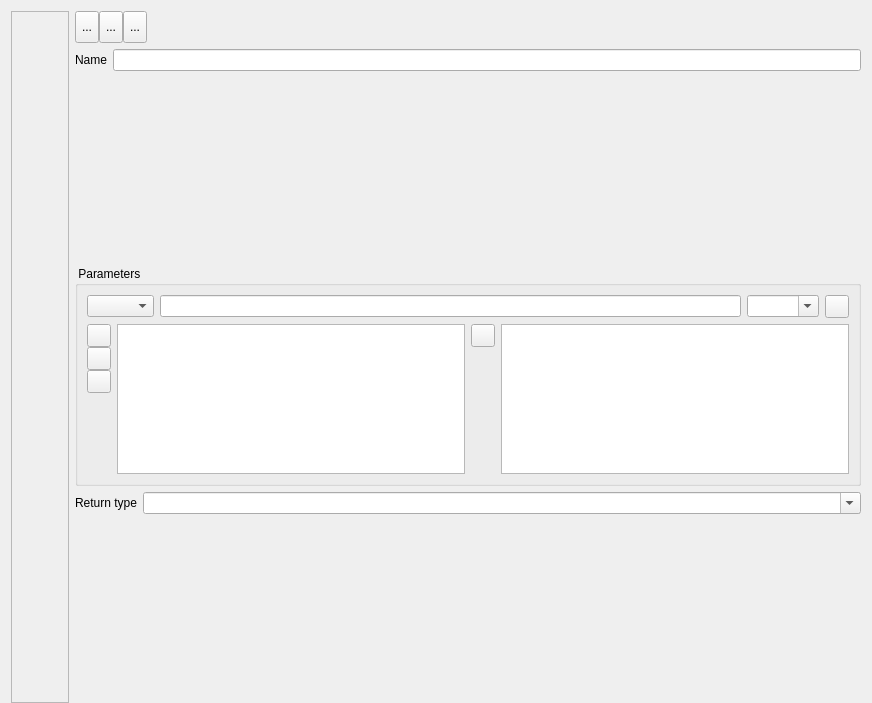
First picture: the form in src/gui/ProcedureForm.ui, repository fritzone/ddm, before the edit.
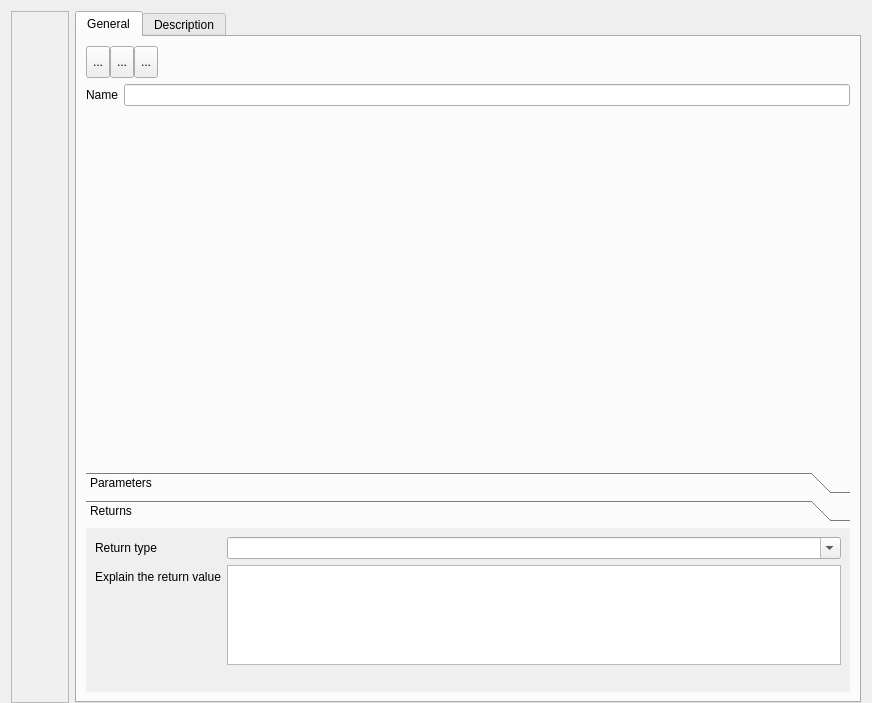
Second picture: the form after the edit. The open tabs and pages were chosen to show the change. Icons and pictures are not drawn.

Commit message: more procedure gui nicfication

```diff
--- a/src/gui/ProcedureForm.ui
+++ b/src/gui/ProcedureForm.ui
@@ -112,6 +112,16 @@
        <number>0</number>
       </property>
       <item>
+       <widget class="QTabWidget" name="tabWidget">
+        <property name="currentIndex">
+         <number>0</number>
+        </property>
+        <widget class="QWidget" name="tab">
+         <attribute name="title">
+          <string>General</string>
+         </attribute>
+         <layout class="QVBoxLayout" name="verticalLayout_6">
+          <item>
        <layout class="QHBoxLayout" name="horizontalLayout_3">
         <property name="spacing">
          <number>0</number>
@@ -136,8 +146,8 @@
           </property>
           <property name="iconSize">
            <size>
-            <width>16</width>
-            <height>16</height>
+                <width>24</width>
+                <height>24</height>
            </size>
           </property>
          </widget>
@@ -182,8 +192,8 @@
           </property>
           <property name="iconSize">
            <size>
-            <width>16</width>
-            <height>16</height>
+                <width>24</width>
+                <height>24</height>
            </size>
           </property>
          </widget>
@@ -221,16 +231,35 @@
        </layout>
       </item>
       <item>
-       <widget class="QGroupBox" name="grpParameters">
+           <widget class="QToolBox" name="grpParameters">
+            <property name="sizePolicy">
+             <sizepolicy hsizetype="Preferred" vsizetype="Fixed">
+              <horstretch>0</horstretch>
+              <verstretch>0</verstretch>
+             </sizepolicy>
+            </property>
         <property name="maximumSize">
          <size>
           <width>16777215</width>
           <height>220</height>
          </size>
         </property>
-        <property name="title">
-         <string> Parameters </string>
-        </property>
+            <widget class="QWidget" name="grpParametersPage1">
+             <property name="geometry">
+              <rect>
+               <x>0</x>
+               <y>0</y>
+               <width>767</width>
+               <height>160</height>
+              </rect>
+             </property>
+             <attribute name="icon">
+              <iconset resource="../dbm.qrc">
+               <normaloff>:/images/actions/images/small/advanced-icon.png</normaloff>:/images/actions/images/small/advanced-icon.png</iconset>
+             </attribute>
+             <attribute name="label">
+              <string>Parameters</string>
+             </attribute>
         <layout class="QVBoxLayout" name="verticalLayout_3">
          <item>
           <layout class="QHBoxLayout" name="horizontalLayout_5">
@@ -347,7 +376,13 @@
             </layout>
            </item>
            <item>
-            <widget class="QListWidget" name="listWidget"/>
+                 <widget class="QTreeWidget" name="lstParameters">
+                  <column>
+                   <property name="text">
+                    <string notr="true">1</string>
+                   </property>
+                  </column>
+                 </widget>
            </item>
            <item>
             <layout class="QVBoxLayout" name="verticalLayout_5">
@@ -403,7 +438,23 @@
          </item>
         </layout>
        </widget>
-      </item>
+            <widget class="QWidget" name="page">
+             <property name="geometry">
+              <rect>
+               <x>0</x>
+               <y>0</y>
+               <width>767</width>
+               <height>152</height>
+              </rect>
+             </property>
+             <attribute name="icon">
+              <iconset resource="../dbm.qrc">
+               <normaloff>:/images/actions/images/small/arrow-return-down-left-icon.png</normaloff>:/images/actions/images/small/arrow-return-down-left-icon.png</iconset>
+             </attribute>
+             <attribute name="label">
+              <string>Returns</string>
+             </attribute>
+             <layout class="QVBoxLayout" name="verticalLayout_8">
       <item>
        <layout class="QFormLayout" name="formLayout_3">
         <property name="fieldGrowthPolicy">
@@ -423,7 +474,34 @@
           </property>
          </widget>
         </item>
-       </layout>
+                <item row="1" column="0">
+                 <widget class="QLabel" name="lblReturnType_2">
+                  <property name="text">
+                   <string>Explain the return value</string>
+                  </property>
+                 </widget>
+                </item>
+                <item row="1" column="1">
+                 <widget class="QTextEdit" name="txtReturnExplanation">
+                  <property name="sizePolicy">
+                   <sizepolicy hsizetype="Expanding" vsizetype="Fixed">
+                    <horstretch>0</horstretch>
+                    <verstretch>0</verstretch>
+                   </sizepolicy>
+                  </property>
+                  <property name="maximumSize">
+                   <size>
+                    <width>16777215</width>
+                    <height>100</height>
+                   </size>
+                  </property>
+                 </widget>
+                </item>
+               </layout>
+              </item>
+             </layout>
+            </widget>
+           </widget>
       </item>
       <item>
        <layout class="QHBoxLayout" name="horizontalLayout">
@@ -434,6 +512,41 @@
       </item>
      </layout>
     </widget>
+        <widget class="QWidget" name="tab_2">
+         <attribute name="icon">
+          <iconset resource="../dbm.qrc">
+           <normaloff>:/images/actions/images/actions/note.png</normaloff>:/images/actions/images/actions/note.png</iconset>
+         </attribute>
+         <attribute name="title">
+          <string>Description</string>
+         </attribute>
+         <layout class="QFormLayout" name="formLayout">
+          <item row="1" column="1">
+           <widget class="QTextEdit" name="txtDescription"/>
+          </item>
+          <item row="1" column="0">
+           <widget class="QLabel" name="label">
+            <property name="text">
+             <string>Description</string>
+            </property>
+           </widget>
+          </item>
+          <item row="0" column="0">
+           <widget class="QLabel" name="lblBrief">
+            <property name="text">
+             <string>Brief description</string>
+            </property>
+           </widget>
+          </item>
+          <item row="0" column="1">
+           <widget class="QLineEdit" name="txtBrief"/>
+          </item>
+         </layout>
+        </widget>
+       </widget>
+      </item>
+     </layout>
+    </widget>
    </item>
   </layout>
  </widget>
```
Left out of the diff: 105 changed lines with no effect on the pictures. Lines whose indentation alone changed are shown as unchanged. The commit also changes 14 other files.
